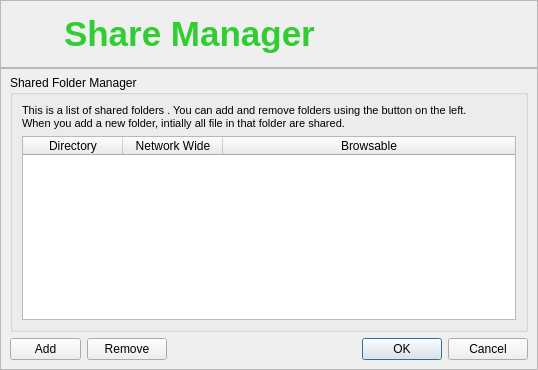
The window that retroshare-gui/src/gui/ShareManager.ui (RetroShare/RetroShare) describes before a commit, drawn with Qt 5.
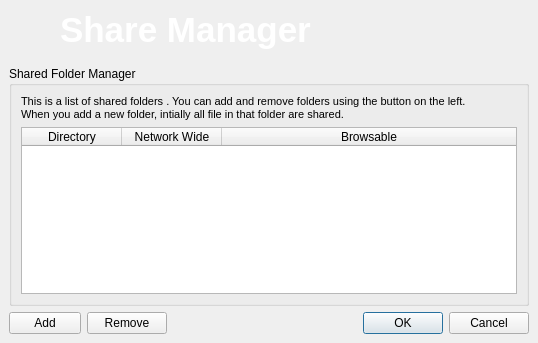
The same window after the commit. Icons and pictures are not drawn.

Commit message: removed frame borders

```diff
--- a/retroshare-gui/src/gui/ShareManager.ui
+++ b/retroshare-gui/src/gui/ShareManager.ui
@@ -7,7 +7,7 @@
     <x>0</x>
     <y>0</y>
     <width>538</width>
-    <height>370</height>
+    <height>343</height>
    </rect>
   </property>
   <property name="windowTitle">
@@ -31,14 +31,20 @@
 </string>
      </property>
      <property name="frameShape">
-      <enum>QFrame::StyledPanel</enum>
+      <enum>QFrame::NoFrame</enum>
      </property>
      <property name="frameShadow">
       <enum>QFrame::Raised</enum>
      </property>
+     <property name="lineWidth">
+      <number>1</number>
+     </property>
      <layout class="QGridLayout" name="gridLayout">
-      <property name="leftMargin">
-       <number>9</number>
+      <property name="margin">
+       <number>6</number>
+      </property>
+      <property name="verticalSpacing">
+       <number>6</number>
       </property>
       <item row="0" column="0">
        <widget class="QLabel" name="piclabel">
@@ -75,7 +81,7 @@
 &lt;html&gt;&lt;head&gt;&lt;meta name=&quot;qrichtext&quot; content=&quot;1&quot; /&gt;&lt;style type=&quot;text/css&quot;&gt;
 p, li { white-space: pre-wrap; }
 &lt;/style&gt;&lt;/head&gt;&lt;body style=&quot; font-family:'MS Shell Dlg 2'; font-size:8.25pt; font-weight:400; font-style:normal;&quot;&gt;
-&lt;p style=&quot; margin-top:0px; margin-bottom:0px; margin-left:0px; margin-right:0px; -qt-block-indent:0; text-indent:0px;&quot;&gt;&lt;span style=&quot; font-family:'Sans Serif'; font-size:26pt; font-weight:600; color:#32cd32;&quot;&gt;Share Manager&lt;/span&gt;&lt;/p&gt;&lt;/body&gt;&lt;/html&gt;</string>
+&lt;p style=&quot; margin-top:0px; margin-bottom:0px; margin-left:0px; margin-right:0px; -qt-block-indent:0; text-indent:0px;&quot;&gt;&lt;span style=&quot; font-family:'Sans Serif'; font-size:26pt; font-weight:600; color:#ffffff;&quot;&gt;Share Manager&lt;/span&gt;&lt;/p&gt;&lt;/body&gt;&lt;/html&gt;</string>
         </property>
         <property name="alignment">
          <set>Qt::AlignLeading|Qt::AlignLeft|Qt::AlignVCenter</set>
@@ -88,7 +94,7 @@
    <item row="1" column="0">
     <widget class="QFrame" name="frame_2">
      <property name="frameShape">
-      <enum>QFrame::StyledPanel</enum>
+      <enum>QFrame::NoFrame</enum>
      </property>
      <property name="frameShadow">
       <enum>QFrame::Raised</enum>
```
Left out of the diff: 8 changed lines with no effect on the pictures. The commit also changes 1 other file.
